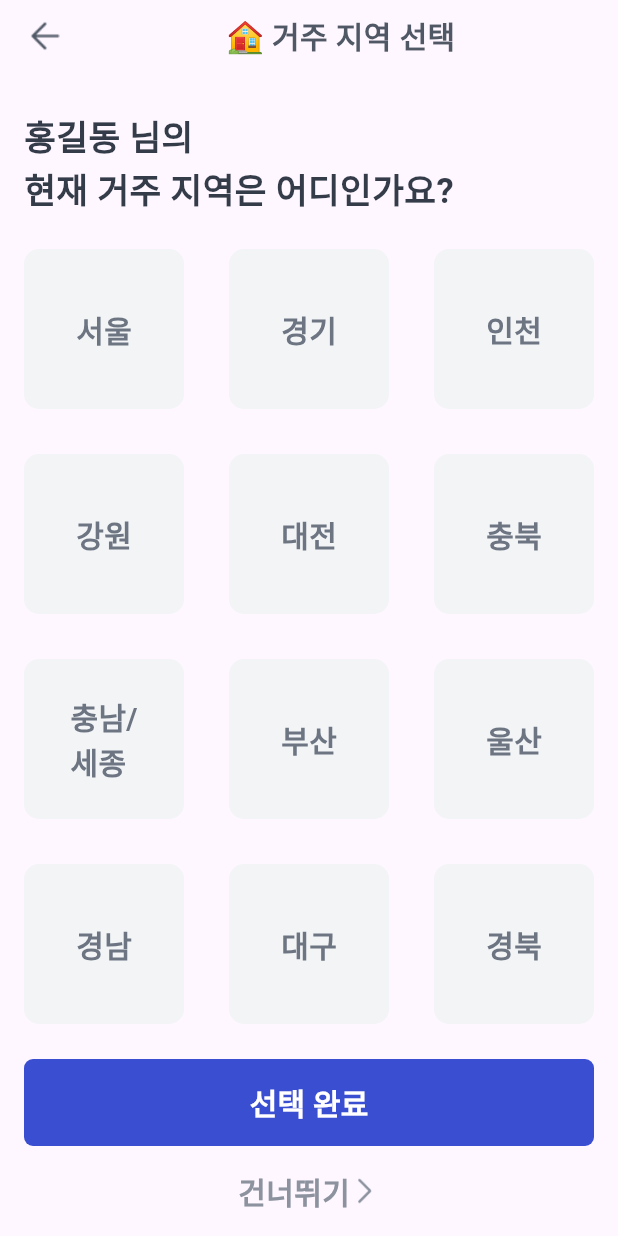
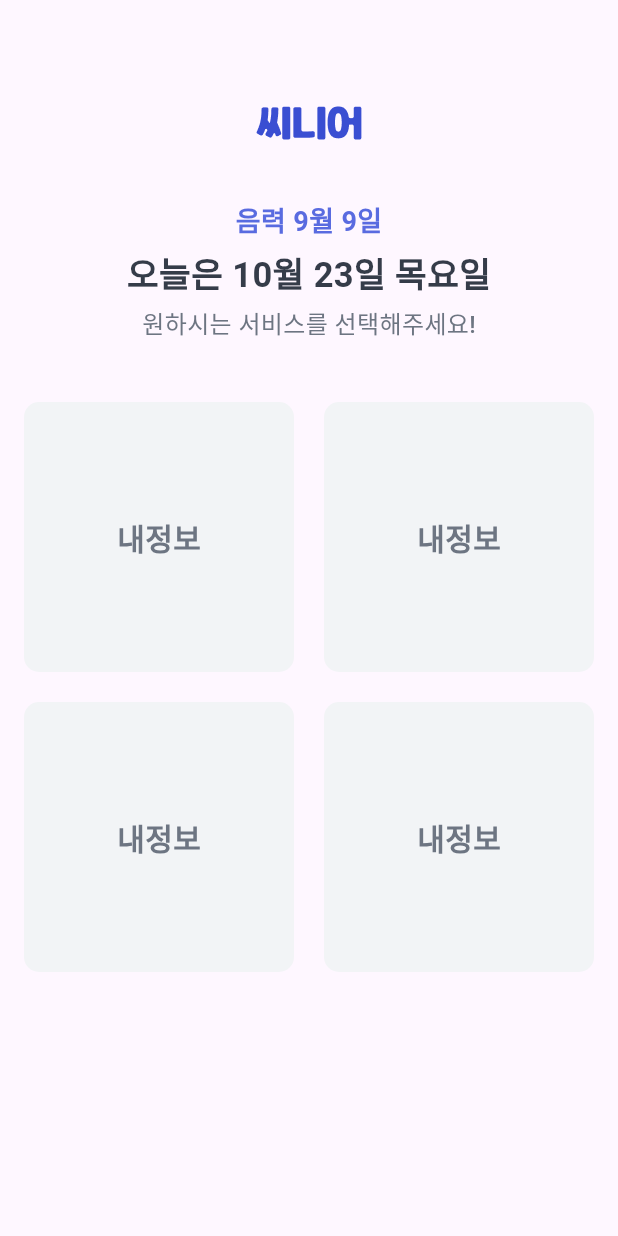
Before and after one commit to jaekyung-you/seenear_flutter, a Flutter app: the screen it shows after launch, on a phone screen of 412 x 824 dp. Run offline on Flutter 3.47's test engine with Material 2 defaults, Android fonts, the phone set to English and light mode, and no system bars; our stand-ins replace get, styled_text; missing offline and left inert: kakao_flutter_sdk_user.

```diff
--- a/lib/const/seenear_path.dart
+++ b/lib/const/seenear_path.dart
@@ -1,6 +1,6 @@
 class SeenearPath {
-  static String HOME = '/';
-  static String MAIN = '/main';
+  static String MAIN = '/';
+  static String HOME = '/home';
   static String SIGN_UP = '/sign_up';
   static String SIGN_UP_COMPLETE = '/sign_up/complete';
 }
--- a/lib/const/seenear_route.dart
+++ b/lib/const/seenear_route.dart
@@ -1,5 +1,7 @@
 import 'package:get/get.dart';
 import 'package:seenear/const/seenear_path.dart';
+import 'package:seenear/presentation/home/controller/home_controller.dart';
+import 'package:seenear/presentation/home/widget/home_screen.dart';
 import 'package:seenear/presentation/sign_up/controller/sign_up_controller.dart';
 import 'package:seenear/presentation/sign_up/widget/sign_up_screen.dart';
 
@@ -28,5 +30,14 @@ class SeenearRoute {
       name: SeenearPath.SIGN_UP_COMPLETE,
       page: () => const SignUpCompleteScreen(),
     ),
+    GetPage(
+      name: SeenearPath.HOME,
+      page: () => const HomeScreen(),
+      binding: BindingsBuilder(
+            () {
+          Get.put(HomeController());
+        },
+      ),
+    ),
   ];
 }
--- a/lib/main.dart
+++ b/lib/main.dart
@@ -6,6 +6,7 @@ import 'package:seenear/const/design_system/base_button.dart';
 import 'package:seenear/const/design_system/seenear_color.dart';
 import 'package:seenear/const/design_system/textfield_with_helper.dart';
 import 'package:seenear/data/local/helper_text_type.dart';
+import 'package:seenear/presentation/home/widget/home_screen.dart';
 import 'package:seenear/presentation/sign_up/controller/sign_up_controller.dart';
 import 'package:seenear/presentation/sign_up/widget/sign_up_complete_screen.dart';
 import 'const/design_system/empty_view.dart';
@@ -41,7 +42,7 @@ class MyApp extends StatelessWidget {
         colorScheme: ColorScheme.fromSeed(seedColor: Colors.deepPurple),
         useMaterial3: true,
       ),
-      home: SignUpScreen(),
+      home: HomeScreen(),
     );
   }
 }
--- /dev/null
+++ b/lib/presentation/home/controller/home_controller.dart
@@ -0,0 +1,5 @@
+import 'package:get/get.dart';
+
+class HomeController extends GetxController {
+
+}
--- /dev/null
+++ b/lib/presentation/home/widget/home_screen.dart
@@ -0,0 +1,78 @@
+import 'package:flutter/material.dart';
+import 'package:get/get.dart';
+import 'package:seenear/presentation/base_widget/seenear_base_scaffold.dart';
+
+import '../../../const/design_system/seenear_color.dart';
+import '../../../const/design_system/select_text_item_cell.dart';
+import '../controller/home_controller.dart';
+
+class HomeScreen extends GetView<HomeController> {
+  const HomeScreen({super.key});
+
+  @override
+  Widget build(BuildContext context) {
+    return SeenearBaseScaffold(
+      child: Column(
+        mainAxisAlignment: MainAxisAlignment.center,
+        crossAxisAlignment: CrossAxisAlignment.center,
+        children: [
+          const SizedBox(
+            height: 70,
+          ),
+          Image.asset(
+            'assets/images/seenear_logo.png',
+            height: 24,
+          ),
+          Center(
+            child: Column(
+              children: [
+                const SizedBox(
+                  height: 40,
+                ),
+                Text('음력 9월 9일',
+                    style: TextStyle(
+                        fontWeight: FontWeight.w600,
+                        fontSize: 18,
+                        color: SeenearColor.blue60)),
+                const SizedBox(
+                  height: 4,
+                ),
+                Text('오늘은 10월 23일 목요일',
+                    style: TextStyle(
+                        fontWeight: FontWeight.w700,
+                        fontSize: 23,
+                        color: SeenearColor.grey70)),
+                const SizedBox(
+                  height: 4,
+                ),
+                Text('원하시는 서비스를 선택해주세요!',
+                    style: TextStyle(
+                        fontWeight: FontWeight.w500,
+                        fontSize: 16,
+                        color: SeenearColor.grey50)),
+                const SizedBox(
+                  height: 40,
+                ),
+              ],
+            ),
+          ),
+          Expanded(
+            child: GridView.builder(
+              itemCount: 4,
+              padding: const EdgeInsets.symmetric(horizontal: 16),
+              gridDelegate: const SliverGridDelegateWithFixedCrossAxisCount(
+                crossAxisCount: 2, //1 개의 행에 보여줄 item 개수
+                mainAxisSpacing: 20, //수평 Padding
+                crossAxisSpacing: 20, //수직 Padding
+              ),
+              itemBuilder: (context, index) {
+                // return Container(color: Colors.purple,);
+                return SelectTextItemCell(text: '내정보');
+              },
+            ),
+          ),
+        ],
+      ),
+    );
+  }
+}
```
